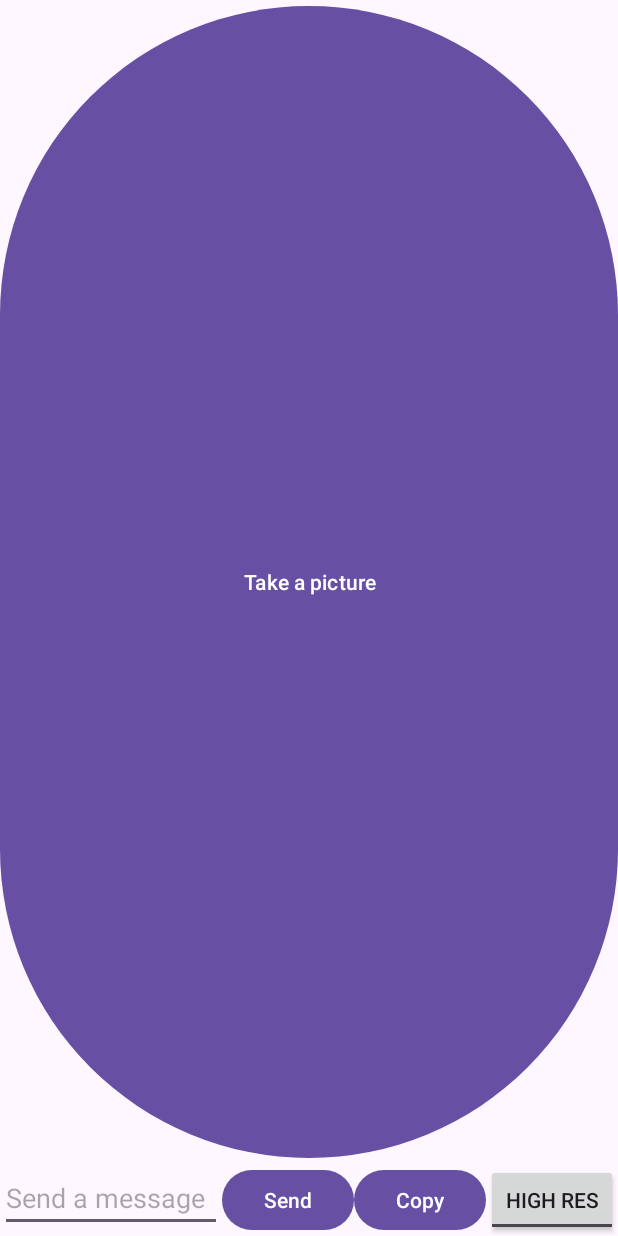
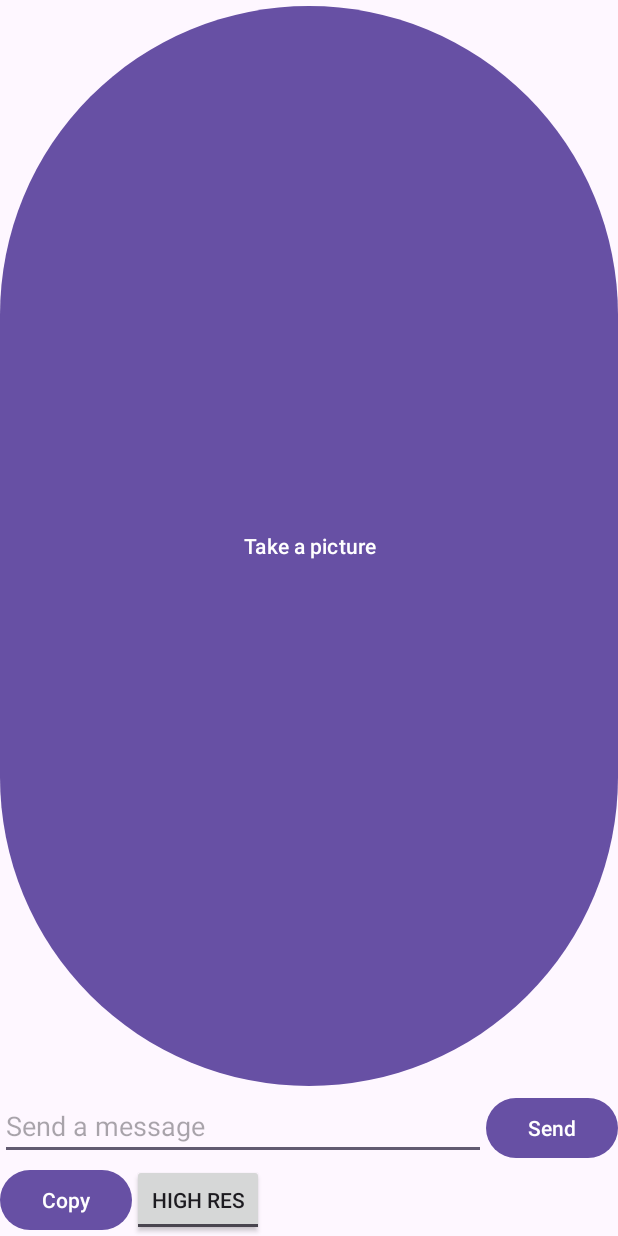
Before and after one commit to RastislavKish/VScan, an Android app: the layout activity_scan.xml on its own in the app's theme, with its tools: preview values and no code run, on a phone screen of 412 x 824 dp. Run offline under Robolectric (Android 15) with nearby library versions, the phone set to English and light mode, and no system bars.

Commit message:
Implement automatic camera rotation
Make camera capture images according to device orientation
change the orientation of the scan activity back to automatic
Split the bottom bar in scan activity into two rows, one for sending messages and the other for actions. This should result in better space distribution for both the message edit text as well as the various controls

```diff
--- a/app/src/main/AndroidManifest.xml
+++ b/app/src/main/AndroidManifest.xml
@@ -24,8 +24,6 @@
                 <category android:name="android.intent.category.LAUNCHER" />
                 </intent-filter>
             </activity>
-        <activity android:name=".ui.scanactivity.ScanActivity"
-            android:screenOrientation="landscape"
-            />
+        <activity android:name=".ui.scanactivity.ScanActivity" />
         </application>
     </manifest>
--- a/app/src/main/res/layout/activity_scan.xml
+++ b/app/src/main/res/layout/activity_scan.xml
@@ -23,7 +23,7 @@
         android:layout_width="0dp"
         android:layout_height="wrap_content"
         android:orientation="horizontal"
-        app:layout_constraintBottom_toBottomOf="parent"
+        app:layout_constraintBottom_toTopOf="@+id/bottomBar2"
         app:layout_constraintLeft_toLeftOf="parent"
         app:layout_constraintRight_toRightOf="parent">
 
@@ -43,6 +43,15 @@
             android:text="Send"
             android:onClick="sendButtonClick"
             />
+        </LinearLayout>
+    <LinearLayout
+        android:id="@+id/bottomBar2"
+        android:layout_width="0dp"
+        android:layout_height="wrap_content"
+        android:orientation="horizontal"
+        app:layout_constraintBottom_toBottomOf="parent"
+        app:layout_constraintLeft_toLeftOf="parent"
+        app:layout_constraintRight_toRightOf="parent">
 
         <Button
             android:id="@+id/copyButton"
```
Also changed, not shown: app/src/main/java/com/rastislavkish/vscan/ui/scanactivity/ScanActivity.kt (+33 -0 lines), 1 other file.
